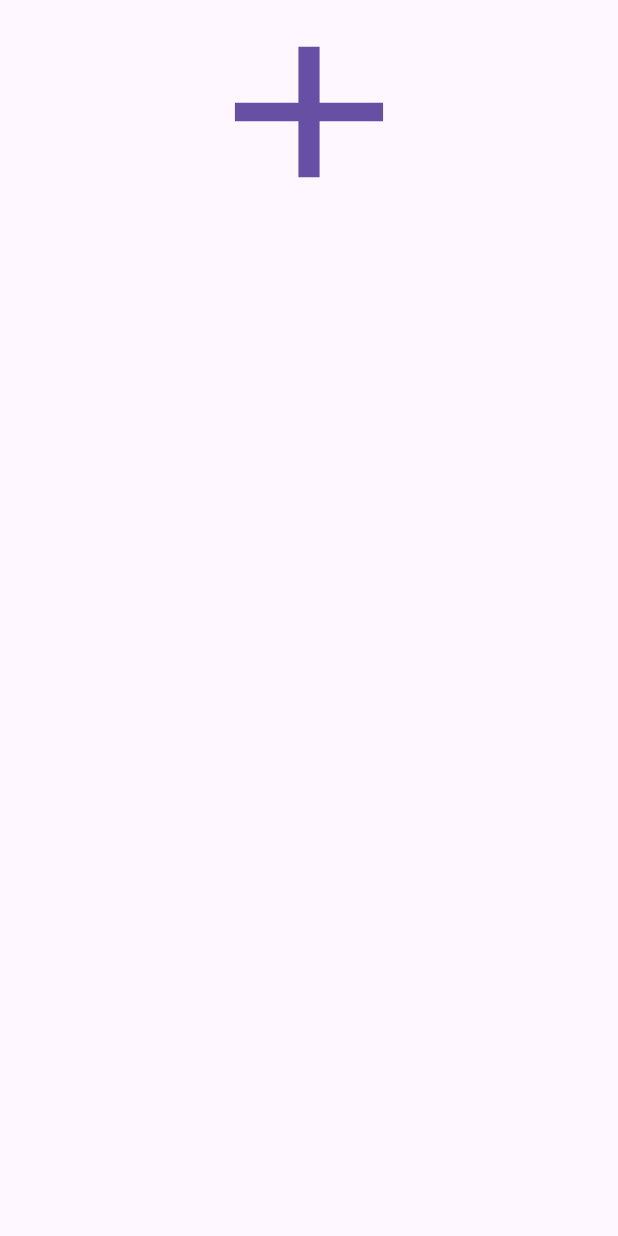
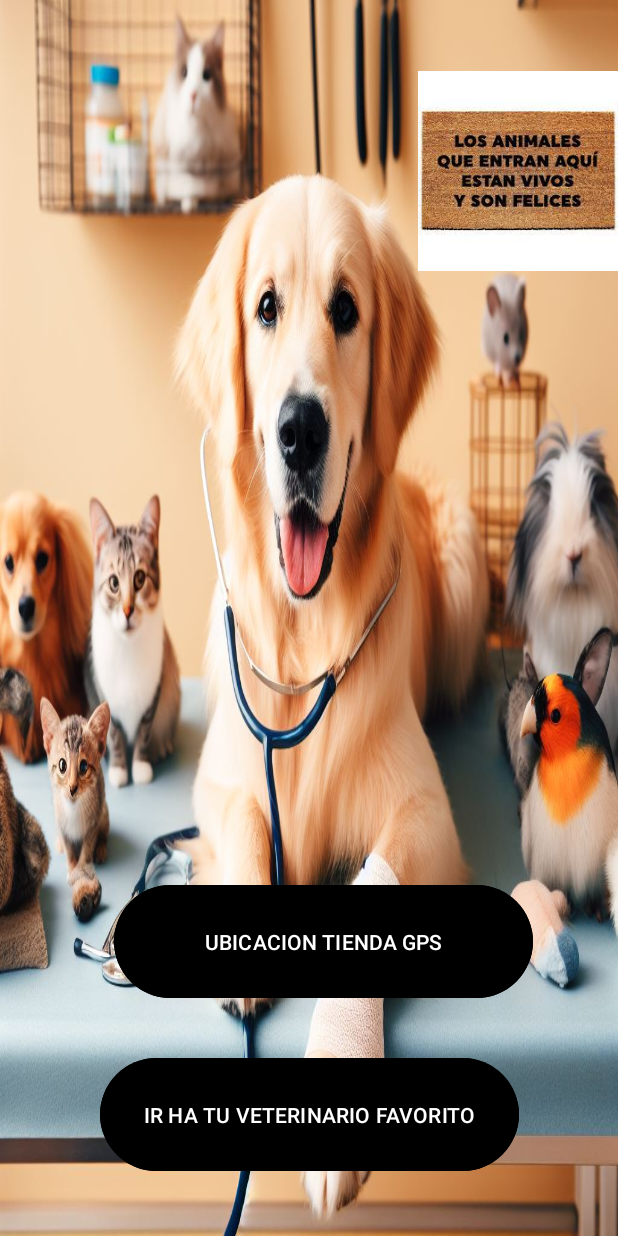
Before and after one commit to Robinson2024/veterinario_final, an Android app: the screen it shows after launch (MainActivity before the commit, Inicio after it), on a phone screen of 412 x 824 dp. Run offline under Robolectric (Android 15) with nearby library versions, the phone set to English and light mode, and no system bars.

Commit message:
Actualizacion de mi veterinaria y crud y maps

```diff
--- a/app/build.gradle.kts
+++ b/app/build.gradle.kts
@@ -35,6 +35,7 @@ dependencies {
 
     implementation("androidx.appcompat:appcompat:1.6.1")
     implementation("com.google.android.material:material:1.10.0")
+    implementation("com.google.android.gms:play-services-maps:18.2.0")
     implementation("androidx.constraintlayout:constraintlayout:2.1.4")
     testImplementation("junit:junit:4.13.2")
     androidTestImplementation("androidx.test.ext:junit:1.1.5")
--- /dev/null
+++ b/app/src/main/java/com/example/sqllite/Inicio.java
@@ -0,0 +1,47 @@
+package com.example.sqllite;
+
+import android.content.Intent;
+import android.os.Bundle;
+import androidx.appcompat.app.AppCompatActivity;
+import android.os.Handler;
+import android.view.View;
+import android.widget.ProgressBar;
+
+public class Inicio extends AppCompatActivity {
+
+    private ProgressBar progressBar;
+
+    @Override
+    protected void onCreate(Bundle savedInstanceState) {
+        super.onCreate(savedInstanceState);
+        setContentView(R.layout.activity_inicio);
+
+        progressBar = findViewById(R.id.progressBar);
+    }
+
+    public void Iniciar(View view) {
+        // Mostrar el ProgressBar
+        progressBar.setVisibility(View.VISIBLE);
+
+        // Retrasar la ejecución de la actividad MainActivity
+        new Handler().postDelayed(new Runnable() {
+            @Override
+            public void run() {
+                // Iniciar la actividad después de 3 segundos
+                Intent iniciar = new Intent(Inicio.this, MainActivity.class);
+                startActivity(iniciar);
+
+                // Ocultar el ProgressBar después de iniciar la actividad
+                progressBar.setVisibility(View.INVISIBLE);
+            }
+        }, 3000); // Retraso de 3 segundos (3000 milisegundos)
+    }
+
+    public void Maps(View v){
+        Intent i = new Intent(this, Maps.class);
+        startActivity(i);
+    }
+
+
+
+}
--- /dev/null
+++ b/app/src/main/res/layout/activity_inicio.xml
@@ -0,0 +1,61 @@
+<?xml version="1.0" encoding="utf-8"?>
+<androidx.constraintlayout.widget.ConstraintLayout xmlns:android="http://schemas.android.com/apk/res/android"
+    xmlns:app="http://schemas.android.com/apk/res-auto"
+    xmlns:tools="http://schemas.android.com/tools"
+    android:layout_width="match_parent"
+    android:layout_height="match_parent"
+    android:background="@mipmap/perro">
+
+    <Button
+        android:id="@+id/btn_login"
+        android:layout_width="279dp"
+        android:layout_height="83dp"
+        android:backgroundTint="@color/black"
+        android:onClick="Iniciar"
+        android:text="IR HA TU VETERINARIO FAVORITO"
+        android:textColor="@color/white"
+        app:layout_constraintBottom_toBottomOf="parent"
+        app:layout_constraintEnd_toEndOf="parent"
+        app:layout_constraintStart_toStartOf="parent"
+        app:layout_constraintTop_toTopOf="parent"
+        app:layout_constraintVertical_bias="0.947" />
+
+    <ProgressBar
+        android:id="@+id/progressBar"
+        android:layout_width="wrap_content"
+        android:layout_height="wrap_content"
+        android:layout_marginTop="16dp"
+        android:visibility="gone"
+        app:layout_constraintEnd_toEndOf="parent"
+        app:layout_constraintStart_toStartOf="parent"
+        app:layout_constraintTop_toBottomOf="@id/btn_login" />
+
+    <Button
+        android:id="@+id/button"
+        android:layout_width="279dp"
+        android:layout_height="83dp"
+        android:backgroundTint="@color/black"
+        android:onClick="Maps"
+        android:text="UBICACION TIENDA GPS"
+        android:textColor="@color/white"
+        app:layout_constraintBottom_toBottomOf="parent"
+        app:layout_constraintEnd_toEndOf="parent"
+        app:layout_constraintHorizontal_bias="0.575"
+        app:layout_constraintStart_toStartOf="parent"
+        app:layout_constraintTop_toTopOf="parent"
+        app:layout_constraintVertical_bias="0.791" />
+
+    <ImageView
+        android:id="@+id/imageView2"
+        android:layout_width="133dp"
+        android:layout_height="0dp"
+        android:layout_marginBottom="473dp"
+        app:layout_constraintBottom_toTopOf="@+id/btn_login"
+        app:layout_constraintEnd_toEndOf="parent"
+        app:layout_constraintHorizontal_bias="1.0"
+        app:layout_constraintStart_toStartOf="@+id/progressBar"
+        app:layout_constraintTop_toTopOf="parent"
+        app:srcCompat="@mipmap/feliz" />
+
+
+</androidx.constraintlayout.widget.ConstraintLayout>
--- a/app/src/main/res/layout/activity_main.xml
+++ b/app/src/main/res/layout/activity_main.xml
@@ -5,16 +5,17 @@
     android:layout_width="match_parent"
     android:orientation="vertical"
     android:gravity="center"
+    android:background="#198541"
     android:layout_height="match_parent"
     tools:context=".MainActivity">
 
     <Button
         android:id="@+id/btnInsertar"
+        android:layout_width="120dp"
+        android:layout_height="167dp"
+        android:layout_weight="1"
         android:background="@drawable/baseline_add_24"
-        android:layout_width="169dp"
-        android:layout_height="298dp"
         android:gravity="center"
-        android:layout_weight="1"
         app:srcCompat="@drawable/baseline_add_24" />
 
 
```
Also changed, not shown: app/src/main/AndroidManifest.xml (+11 -0 lines), app/src/main/java/com/example/sqllite/MainActivity.java (+35 -0 lines), app/src/main/java/com/example/sqllite/Maps.java (added, +63 -0 lines), app/src/main/res/layout/activity_maps.xml (added, +52 -0 lines), app/src/main/res/layout/dialogo.xml (+6 -5 lines), app/src/main/res/layout/item.xml (+7 -1 lines), app/src/main/res/values/strings.xml (+12 -8 lines), app/src/main/res/mipmap-hdpi/animales.jpeg (added), app/src/main/res/mipmap-hdpi/animalitos.jpeg (added), app/src/main/res/mipmap-hdpi/feliz.jpeg (added), app/src/main/res/mipmap-hdpi/perro.jpeg (added), app/src/main/res/mipmap-hdpi/veterinario.jpg (added).
